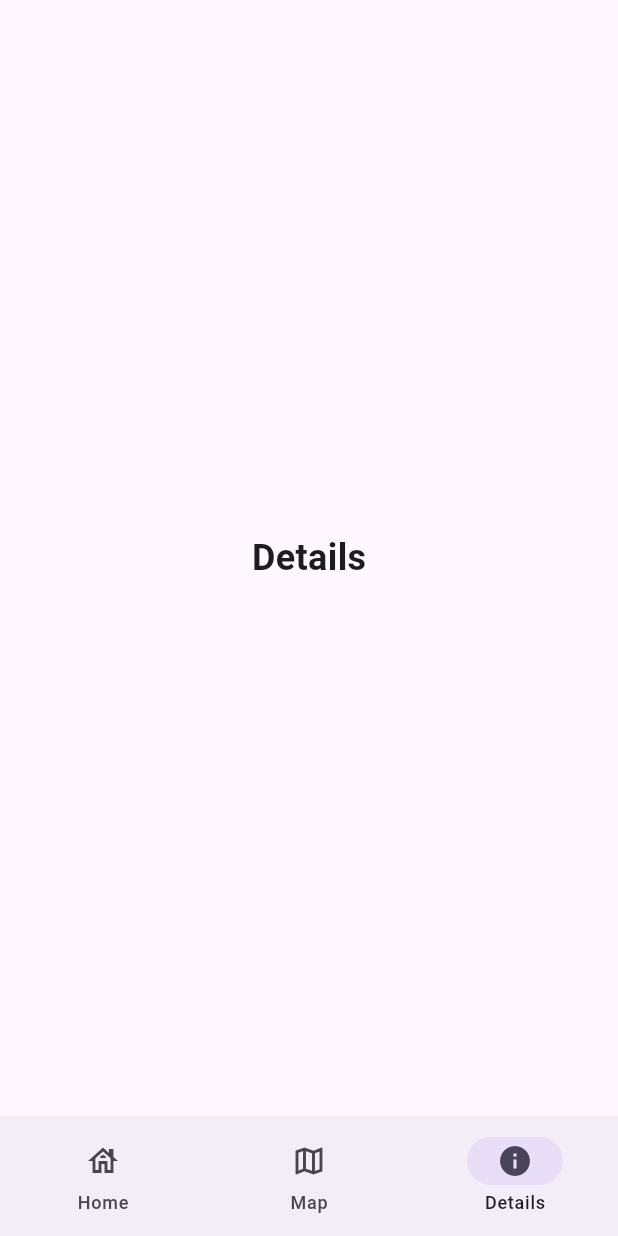
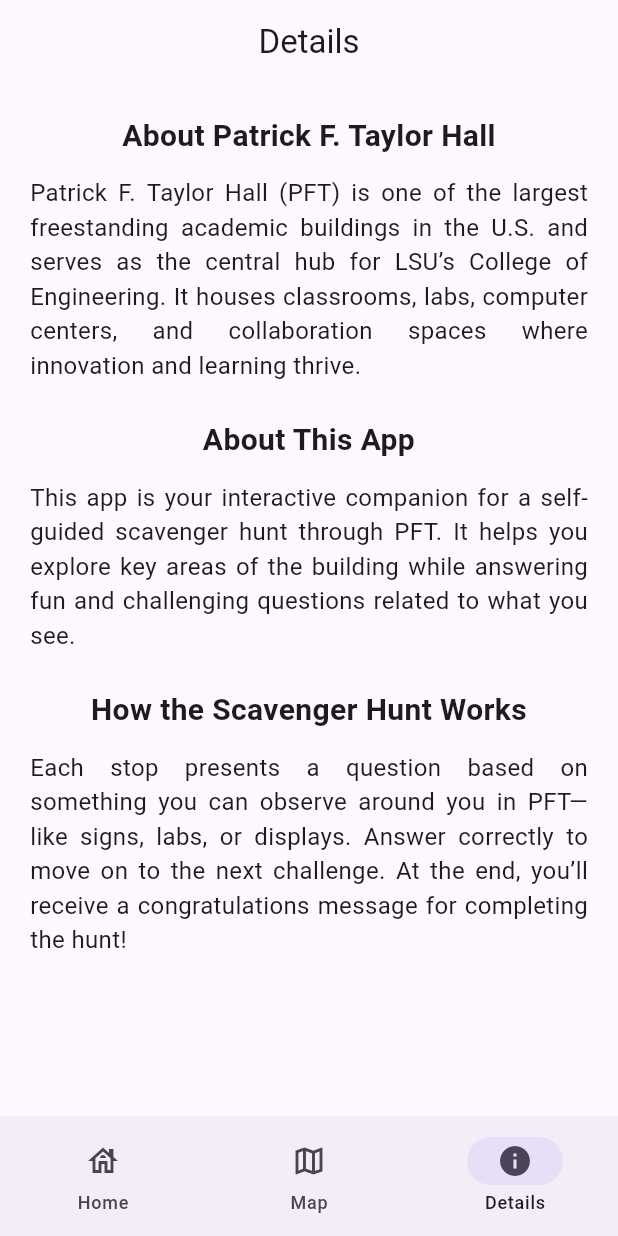
Before and after one commit to DillonSummers/flutter_application_33, a Flutter app: the screen it shows after launch, item 3 of the bottom bar chosen, on a phone screen of 412 x 824 dp. Run offline on Flutter 3.47's test engine with Material 3 defaults, Android fonts, the phone set to English and light mode, and no system bars; our stand-ins replace google_fonts.

Commit message:
DS Commit

```diff
--- a/lib/main.dart
+++ b/lib/main.dart
@@ -35,12 +35,57 @@
         style: TextStyle(fontSize: 24, fontWeight: FontWeight.bold),
       ),
     ),
-    const Center(
-      child: Text(
-        'Details',
-        style: TextStyle(fontSize: 24, fontWeight: FontWeight.bold),
+    Scaffold(
+  appBar: AppBar(
+    title: const Text('Details'),
+    centerTitle: true,
+  ),
+  body: Padding(
+    padding: const EdgeInsets.all(20.0),
+    child: SingleChildScrollView(
+      child: Column(
+        mainAxisAlignment: MainAxisAlignment.center,
+        children: const [
+          Text(
+            'About Patrick F. Taylor Hall',
+            style: TextStyle(fontSize: 20, fontWeight: FontWeight.bold),
+            textAlign: TextAlign.center,
+          ),
+          SizedBox(height: 12),
+          Text(
+            'Patrick F. Taylor Hall (PFT) is one of the largest freestanding academic buildings in the U.S. and serves as the central hub for LSU’s College of Engineering. It houses classrooms, labs, computer centers, and collaboration spaces where innovation and learning thrive.',
+            style: TextStyle(fontSize: 16),
+            textAlign: TextAlign.justify,
+          ),
+          SizedBox(height: 24),
+          Text(
+            'About This App',
+            style: TextStyle(fontSize: 20, fontWeight: FontWeight.bold),
+            textAlign: TextAlign.center,
+          ),
+          SizedBox(height: 12),
+          Text(
+            'This app is your interactive companion for a self-guided scavenger hunt through PFT. It helps you explore key areas of the building while answering fun and challenging questions related to what you see.',
+            style: TextStyle(fontSize: 16),
+            textAlign: TextAlign.justify,
+          ),
+          SizedBox(height: 24),
+          Text(
+            'How the Scavenger Hunt Works',
+            style: TextStyle(fontSize: 20, fontWeight: FontWeight.bold),
+            textAlign: TextAlign.center,
+          ),
+          SizedBox(height: 12),
+          Text(
+            'Each stop presents a question based on something you can observe around you in PFT—like signs, labs, or displays. Answer correctly to move on to the next challenge. At the end, you’ll receive a congratulations message for completing the hunt!',
+            style: TextStyle(fontSize: 16),
+            textAlign: TextAlign.justify,
+          ),
+        ],
       ),
     ),
+  ),
+)
   ];
 
   @override
```
